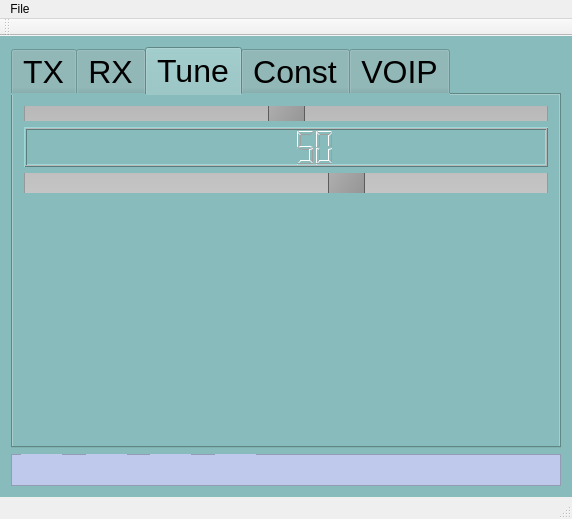
Qt form mainwindow.ui (qradiolink/qradiolink) before a commit.
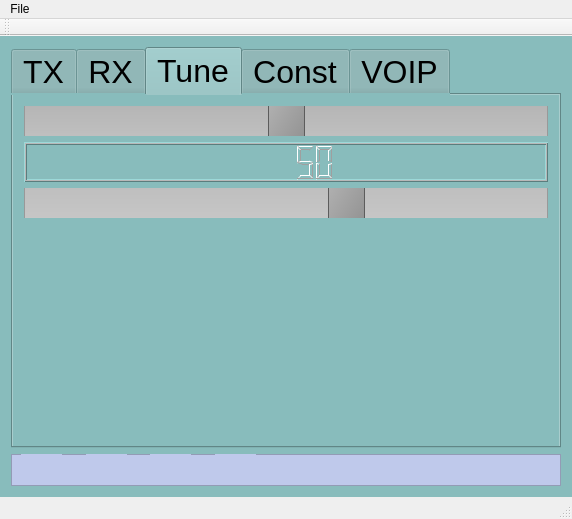
The same form after that commit. The open tabs and pages were chosen to show the change. Icons and pictures are not drawn.

Commit message: Average RSSI, UI changes

The edit to the form file:
```diff
--- a/mainwindow.ui
+++ b/mainwindow.ui
@@ -310,6 +310,12 @@
            <layout class="QVBoxLayout" name="verticalLayout_5">
             <item>
              <widget class="QSlider" name="tuneSlider">
+              <property name="minimumSize">
+               <size>
+                <width>0</width>
+                <height>30</height>
+               </size>
+              </property>
               <property name="styleSheet">
                <string notr="true">QSlider::groove:horizontal {
     border: 1px solid #999999;
@@ -365,6 +371,12 @@
             </item>
             <item>
              <widget class="QSlider" name="txPowerSlider">
+              <property name="minimumSize">
+               <size>
+                <width>0</width>
+                <height>30</height>
+               </size>
+              </property>
               <property name="styleSheet">
                <string notr="true">QSlider::groove:horizontal {
     border: 1px solid #999999;
@@ -401,6 +413,18 @@
             </item>
             <item>
              <widget class="QWidget" name="widget_const" native="true">
+              <property name="sizePolicy">
+               <sizepolicy hsizetype="Preferred" vsizetype="Fixed">
+                <horstretch>0</horstretch>
+                <verstretch>0</verstretch>
+               </sizepolicy>
+              </property>
+              <property name="maximumSize">
+               <size>
+                <width>16777215</width>
+                <height>512</height>
+               </size>
+              </property>
               <widget class="QWidget" name="layoutWidget">
                <property name="geometry">
                 <rect>
@@ -419,7 +443,7 @@
               <property name="maximumSize">
                <size>
                 <width>16777215</width>
-                <height>50</height>
+                <height>70</height>
                </size>
               </property>
              </widget>
```
The commit also changes 7 other files.
